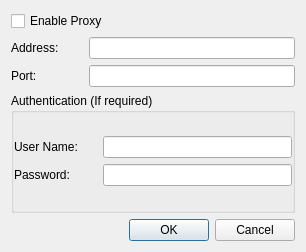
Above: src/ui/wizproxydialog.ui from WizTeam/WizQTClient before the change. Below: the same form after it.
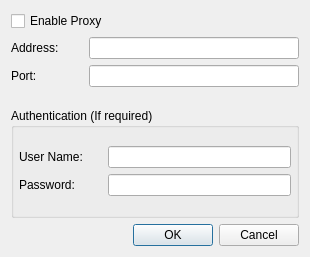
That is the form after the change.

The edit to the form file:
```diff
--- a/src/ui/wizproxydialog.ui
+++ b/src/ui/wizproxydialog.ui
@@ -6,8 +6,8 @@
    <rect>
     <x>0</x>
     <y>0</y>
-    <width>306</width>
-    <height>252</height>
+    <width>310</width>
+    <height>257</height>
    </rect>
   </property>
   <property name="windowTitle">
@@ -23,6 +23,9 @@
    </item>
    <item>
     <layout class="QGridLayout" name="gridLayout">
+     <property name="bottomMargin">
+      <number>15</number>
+     </property>
      <property name="horizontalSpacing">
       <number>30</number>
      </property>
@@ -79,10 +82,10 @@
      </property>
      <layout class="QVBoxLayout" name="verticalLayout_2">
       <property name="leftMargin">
-       <number>0</number>
+       <number>5</number>
       </property>
       <property name="rightMargin">
-       <number>0</number>
+       <number>5</number>
       </property>
       <item>
        <layout class="QGridLayout" name="gridLayout_2">
```
